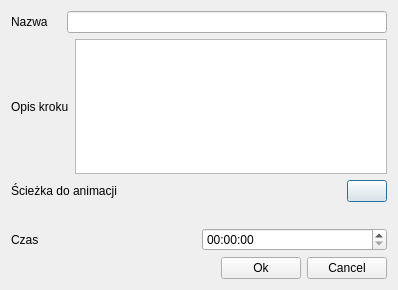
Above: Pliki/addnew.ui from MagdalenaZimoch/Dance-App before the change. Below: the same form after it.
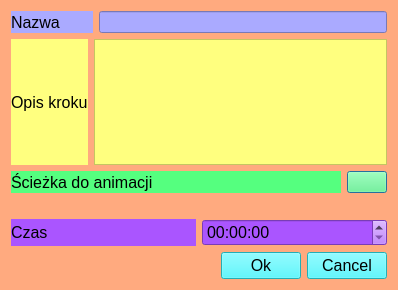
That is the form after the change.

Diff of the .ui file:
```diff
--- a/Pliki/addnew.ui
+++ b/Pliki/addnew.ui
@@ -13,6 +13,10 @@
   <property name="windowTitle">
    <string>Dialog</string>
   </property>
+  <property name="styleSheet">
+   <string notr="true">background-color: rgb(255, 170, 127);
+color: rgb(0, 0, 0);</string>
+  </property>
   <layout class="QVBoxLayout" name="verticalLayout">
    <item>
     <layout class="QHBoxLayout" name="horizontalLayout">
@@ -20,23 +24,37 @@
       <widget class="QLabel" name="label">
        <property name="minimumSize">
         <size>
-         <width>50</width>
+         <width>82</width>
          <height>0</height>
         </size>
        </property>
        <property name="maximumSize">
         <size>
-         <width>50</width>
+         <width>123</width>
          <height>16777215</height>
         </size>
        </property>
+       <property name="font">
+        <font>
+         <pointsize>12</pointsize>
+        </font>
+       </property>
+       <property name="styleSheet">
+        <string notr="true">background-color: rgb(170, 170, 255);
+color: rgb(0, 0, 0);</string>
+       </property>
        <property name="text">
         <string>Nazwa</string>
        </property>
       </widget>
      </item>
      <item>
-      <widget class="QLineEdit" name="nameedit"/>
+      <widget class="QLineEdit" name="nameedit">
+       <property name="styleSheet">
+        <string notr="true">background-color: rgb(170, 170, 255);
+color: rgb(0, 0, 0);</string>
+       </property>
+      </widget>
      </item>
     </layout>
    </item>
@@ -44,13 +62,27 @@
     <layout class="QHBoxLayout" name="horizontalLayout_3">
      <item>
       <widget class="QLabel" name="label_3">
+       <property name="font">
+        <font>
+         <pointsize>12</pointsize>
+        </font>
+       </property>
+       <property name="styleSheet">
+        <string notr="true">background-color: rgb(255, 255, 127);
+color: rgb(0, 0, 0);</string>
+       </property>
        <property name="text">
         <string>Opis kroku</string>
        </property>
       </widget>
      </item>
      <item>
-      <widget class="QTextEdit" name="discedit"/>
+      <widget class="QTextEdit" name="discedit">
+       <property name="styleSheet">
+        <string notr="true">background-color: rgb(255, 255, 127);
+color: rgb(0, 0, 0);</string>
+       </property>
+      </widget>
      </item>
     </layout>
    </item>
@@ -58,6 +90,15 @@
     <layout class="QHBoxLayout" name="horizontalLayout_2">
      <item>
       <widget class="QLabel" name="label_2">
+       <property name="font">
+        <font>
+         <pointsize>12</pointsize>
+        </font>
+       </property>
+       <property name="styleSheet">
+        <string notr="true">background-color: rgb(85, 255, 127);
+color: rgb(0, 0, 0);</string>
+       </property>
        <property name="text">
         <string>Ścieżka do animacji</string>
        </property>
@@ -71,6 +112,10 @@
          <height>16777215</height>
         </size>
        </property>
+       <property name="styleSheet">
+        <string notr="true">background-color: rgb(85, 255, 127);
+color: rgb(0, 0, 0);</string>
+       </property>
        <property name="text">
         <string/>
        </property>
@@ -89,13 +134,32 @@
     <layout class="QHBoxLayout" name="horizontalLayout_4">
      <item>
       <widget class="QLabel" name="label_4">
+       <property name="font">
+        <font>
+         <pointsize>12</pointsize>
+        </font>
+       </property>
+       <property name="styleSheet">
+        <string notr="true">background-color: rgb(170, 85, 255);
+color: rgb(0, 0, 0);</string>
+       </property>
        <property name="text">
         <string>Czas </string>
        </property>
       </widget>
      </item>
      <item>
-      <widget class="QTimeEdit" name="timeEdit"/>
+      <widget class="QTimeEdit" name="timeEdit">
+       <property name="font">
+        <font>
+         <pointsize>12</pointsize>
+        </font>
+       </property>
+       <property name="styleSheet">
+        <string notr="true">background-color: rgb(170, 85, 255);
+color: rgb(0, 0, 0);</string>
+       </property>
+      </widget>
      </item>
     </layout>
    </item>
@@ -116,6 +180,15 @@
      </item>
      <item>
       <widget class="QPushButton" name="okbtn">
+       <property name="font">
+        <font>
+         <pointsize>12</pointsize>
+        </font>
+       </property>
+       <property name="styleSheet">
+        <string notr="true">color: rgb(0, 0, 0);
+background-color:rgb(48, 245, 255)</string>
+       </property>
        <property name="text">
         <string>Ok</string>
        </property>
@@ -123,6 +196,15 @@
      </item>
      <item>
       <widget class="QPushButton" name="cancelbtn">
+       <property name="font">
+        <font>
+         <pointsize>12</pointsize>
+        </font>
+       </property>
+       <property name="styleSheet">
+        <string notr="true">color: rgb(0, 0, 0);
+background-color:rgb(48, 245, 255)</string>
+       </property>
        <property name="text">
         <string>Cancel</string>
        </property>
```
